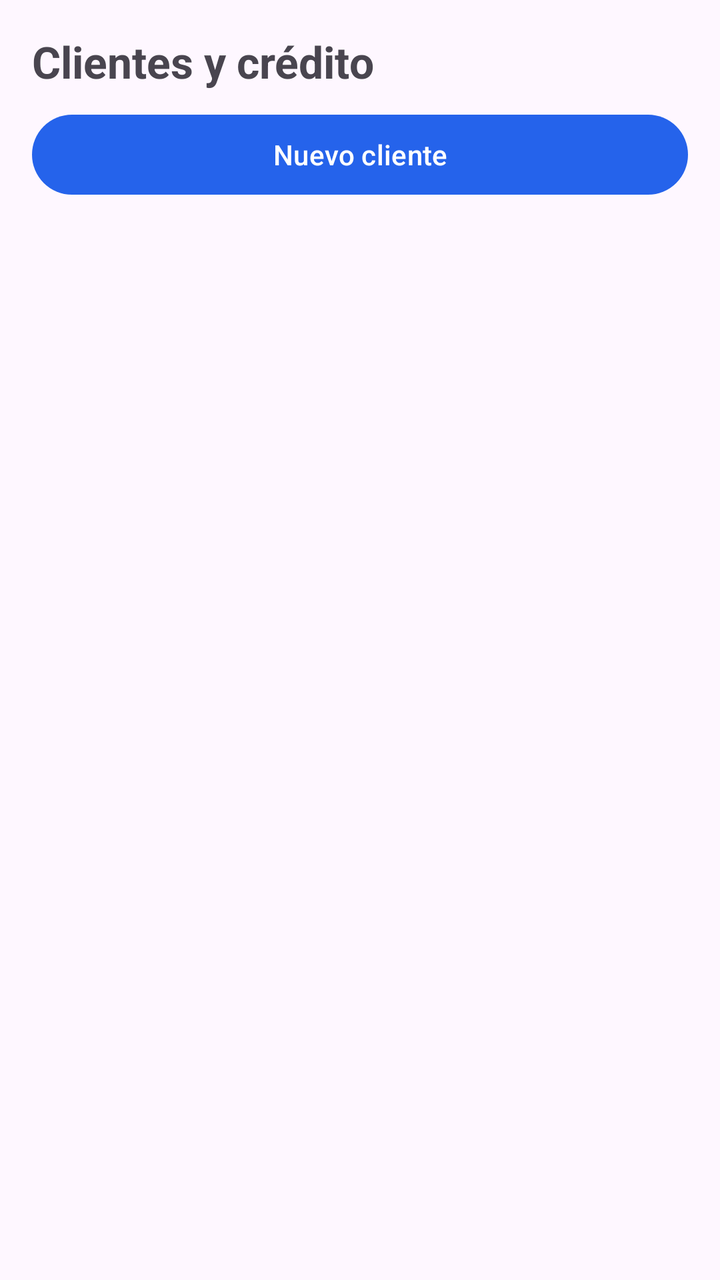
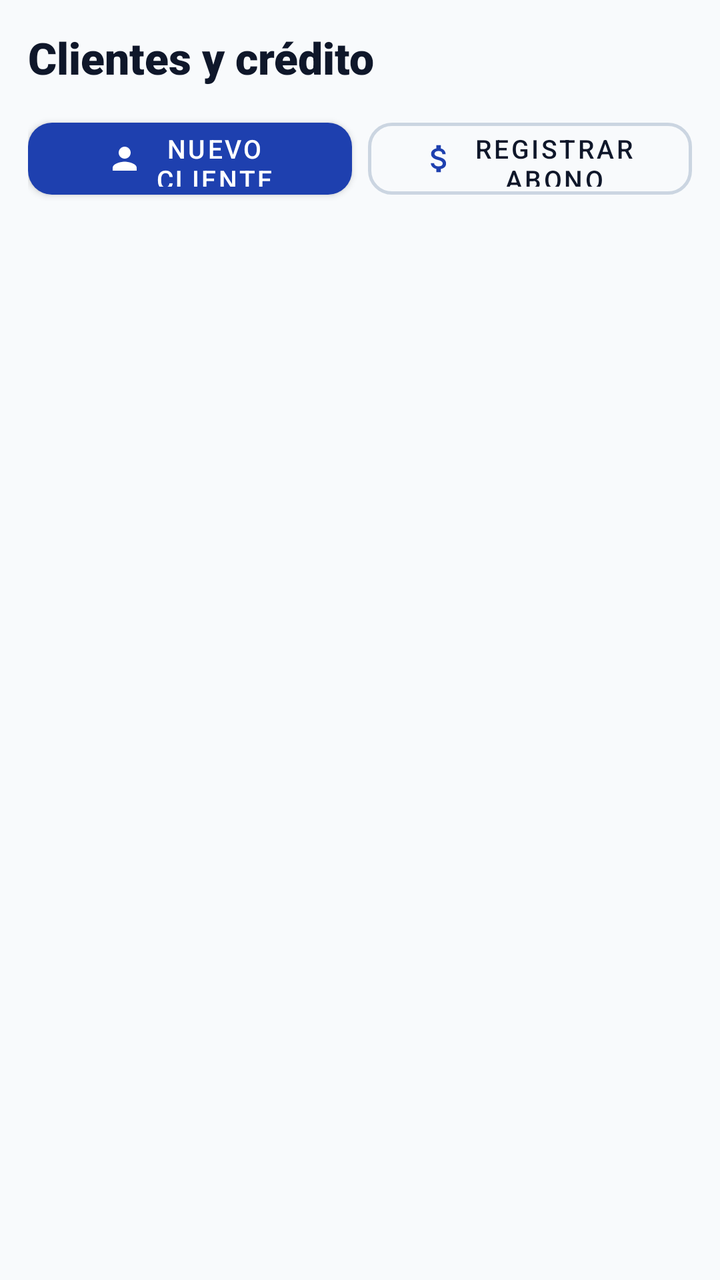

Two renders of the same Android screen: before a commit and after it. Below are the layout's source before the change and the commit's diff.
<!-- AndroidManifest.xml: application theme Theme.MultiPOS -->
<!-- res/layout/fragment_clients.xml -->
<?xml version="1.0" encoding="utf-8"?>
<LinearLayout xmlns:android="http://schemas.android.com/apk/res/android" android:orientation="vertical" android:padding="16dp" android:layout_width="match_parent" android:layout_height="match_parent"><TextView android:text="Clientes y crédito" android:textSize="22sp" android:textStyle="bold" android:layout_width="match_parent" android:layout_height="wrap_content"/><Button android:id="@+id/btnAddClient" android:text="Nuevo cliente" android:layout_marginTop="8dp" android:layout_width="match_parent" android:layout_height="wrap_content"/><androidx.recyclerview.widget.RecyclerView android:id="@+id/recyclerClients" android:layout_marginTop="8dp" android:layout_width="match_parent" android:layout_height="0dp" android:layout_weight="1"/></LinearLayout>
<!-- resources referenced by this layout -->
<resources>
  <style name="Theme.MultiPOS" parent="Theme.Material3.DayNight.NoActionBar">
          <item name="colorPrimary">@color/primary</item>
          <item name="colorPrimaryDark">@color/primary_dark</item>
          <item name="colorAccent">@color/secondary</item>
          <item name="android:statusBarColor">@color/primary</item>
      </style>
  <color name="primary">#2563EB</color>
  <color name="primary_dark">#1D4ED8</color>
  <color name="secondary">#7C3AED</color>
</resources>

<!-- the commit's change to res/layout/fragment_clients.xml (unified diff, before → after) -->
@@ -1,2 +1,63 @@
 <?xml version="1.0" encoding="utf-8"?>
-<LinearLayout xmlns:android="http://schemas.android.com/apk/res/android" android:orientation="vertical" android:padding="16dp" android:layout_width="match_parent" android:layout_height="match_parent"><TextView android:text="Clientes y crédito" android:textSize="22sp" android:textStyle="bold" android:layout_width="match_parent" android:layout_height="wrap_content"/><Button android:id="@+id/btnAddClient" android:text="Nuevo cliente" android:layout_marginTop="8dp" android:layout_width="match_parent" android:layout_height="wrap_content"/><androidx.recyclerview.widget.RecyclerView android:id="@+id/recyclerClients" android:layout_marginTop="8dp" android:layout_width="match_parent" android:layout_height="0dp" android:layout_weight="1"/></LinearLayout>
+<LinearLayout xmlns:android="http://schemas.android.com/apk/res/android"
+    xmlns:app="http://schemas.android.com/apk/res-auto"
+    android:layout_width="match_parent"
+    android:layout_height="match_parent"
+    android:background="@color/background"
+    android:orientation="vertical"
+    android:padding="14dp">
+
+    <TextView
+        android:layout_width="match_parent"
+        android:layout_height="wrap_content"
+        android:fontFamily="sans-serif-black"
+        android:text="@string/clients_title"
+        android:textColor="@color/text_primary"
+        android:textSize="22sp"
+        android:textStyle="bold" />
+
+    <LinearLayout
+        android:layout_width="match_parent"
+        android:layout_height="wrap_content"
+        android:layout_marginTop="12dp"
+        android:orientation="horizontal">
+
+        <com.google.android.material.button.MaterialButton
+            android:id="@+id/btnAddClient"
+            style="@style/Widget.MultiPOS.Button"
+            android:layout_width="0dp"
+            android:layout_height="48dp"
+            android:layout_weight="1"
+            android:minHeight="0dp"
+            android:text="@string/new_client"
+            android:textSize="13sp"
+            app:cornerRadius="12dp"
+            app:icon="@drawable/ic_person"
+            app:iconGravity="textStart"
+            app:iconPadding="6dp" />
+
+        <com.google.android.material.button.MaterialButton
+            android:id="@+id/btnAddPayment"
+            style="@style/Widget.MultiPOS.Button.Outlined"
+            android:layout_width="0dp"
+            android:layout_height="48dp"
+            android:layout_marginStart="8dp"
+            android:layout_weight="1"
+            android:minHeight="0dp"
+            android:text="@string/register_payment"
+            android:textSize="13sp"
+            app:cornerRadius="12dp"
+            app:icon="@drawable/ic_cash"
+            app:iconGravity="textStart"
+            app:iconPadding="6dp" />
+    </LinearLayout>
+
+    <androidx.recyclerview.widget.RecyclerView
+        android:id="@+id/recyclerClients"
+        android:layout_width="match_parent"
+        android:layout_height="0dp"
+        android:layout_marginTop="12dp"
+        android:layout_weight="1"
+        android:clipToPadding="false"
+        android:scrollbars="vertical" />
+</LinearLayout>
<!-- resource entries referenced after the edit -->
@@ -1,13 +1,95 @@
 <!-- resources referenced by this layout -->
 <resources>
+  <color name="background">#F8FAFC</color>
+  <color name="text_primary">#0F172A</color>
+  <!-- drawable ic_cash (drawable) -->
+  <vector xmlns:android="http://schemas.android.com/apk/res/android"
+      android:width="24dp"
+      android:height="24dp"
+      android:viewportWidth="24"
+      android:viewportHeight="24">
+      <path
+          android:fillColor="#FF000000"
+          android:pathData="M11.8,10.9c-2.27,-0.59 -3,-1.2 -3,-2.15 0,-1.09 1.01,-1.85 2.7,-1.85 1.78,0 2.44,0.85 2.5,2.1h2.21c-0.07,-1.72 -1.12,-3.3 -3.21,-3.81V3h-3v2.16c-1.94,0.42 -3.5,1.68 -3.5,3.61 0,2.31 1.91,3.46 4.7,4.13 2.5,0.6 3,1.48 3,2.41 0,0.69 -0.49,1.79 -2.7,1.79 -2.06,0 -2.87,-0.92 -2.98,-2.1h-2.2c0.12,2.19 1.76,3.42 3.68,3.83V21h3v-2.15c1.95,-0.37 3.5,-1.5 3.5,-3.55 0,-2.84 -2.43,-3.81 -4.7,-4.4z"/>
+  </vector>
+  <!-- drawable ic_person (drawable) -->
+  <vector xmlns:android="http://schemas.android.com/apk/res/android"
+      android:width="24dp"
+      android:height="24dp"
+      android:viewportWidth="24"
+      android:viewportHeight="24">
+      <path
+          android:fillColor="#FF000000"
+          android:pathData="M12,12c2.21,0 4,-1.79 4,-4s-1.79,-4 -4,-4 -4,1.79 -4,4 1.79,4 4,4zm0,2c-2.67,0 -8,1.34 -8,4v2h16v-2c0,-2.66 -5.33,-4 -8,-4z"/>
+  </vector>
+  <string name="clients_title">Clientes y crédito</string>
+  <string name="new_client">Nuevo cliente</string>
+  <string name="register_payment">Registrar abono</string>
+  <style name="Widget.MultiPOS.Button" parent="Widget.MaterialComponents.Button">
+          <item name="cornerRadius">12dp</item>
+          <item name="android:fontFamily">sans-serif-medium</item>
+          <item name="android:textSize">15sp</item>
+          <item name="android:minHeight">52dp</item>
+          <item name="elevation">2dp</item>
+          <item name="backgroundTint">@color/primary</item>
+          <item name="android:textColor">@color/white</item>
+      </style>
+  <style name="Widget.MultiPOS.Button.Outlined" parent="Widget.MaterialComponents.Button.OutlinedButton">
+          <item name="cornerRadius">12dp</item>
+          <item name="android:fontFamily">sans-serif-medium</item>
+          <item name="android:textSize">14sp</item>
+          <item name="android:minHeight">48dp</item>
+          <item name="strokeColor">@color/border</item>
+          <item name="strokeWidth">1.5dp</item>
+          <item name="android:textColor">@color/text_primary</item>
+      </style>
   <style name="Theme.MultiPOS" parent="Theme.Material3.DayNight.NoActionBar">
+          
           <item name="colorPrimary">@color/primary</item>
           <item name="colorPrimaryDark">@color/primary_dark</item>
-          <item name="colorAccent">@color/secondary</item>
-          <item name="android:statusBarColor">@color/primary</item>
+          <item name="colorSecondary">@color/secondary</item>
+          <item name="colorSurface">@color/surface</item>
+          <item name="colorOnSurface">@color/text_primary</item>
+          <item name="colorError">@color/error</item>
+  
+          
+          <item name="android:statusBarColor">@color/background</item>
+          <item name="android:windowLightStatusBar" tools:targetApi="m">true</item>
+          <item name="android:navigationBarColor">@color/surface</item>
+          <item name="android:windowLightNavigationBar" tools:targetApi="o_mr1">true</item>
+          <item name="android:windowBackground">@color/background</item>
+  
+          
+          <item name="android:fontFamily">sans-serif</item>
+          <item name="android:windowActionModeOverlay">true</item>
+  
+          
+          <item name="textInputStyle">@style/Widget.MultiPOS.TextInputLayout</item>
+          <item name="materialButtonStyle">@style/Widget.MultiPOS.Button</item>
       </style>
-  <color name="primary">#2563EB</color>
-  <color name="primary_dark">#1D4ED8</color>
-  <color name="secondary">#7C3AED</color>
+  <color name="primary">#1E40AF</color>
+  <color name="white">#FFFFFFFF</color>
+  <color name="border">#CBD5E1</color>
+  <color name="primary_dark">#1E3A8A</color>
+  <color name="secondary">#4F46E5</color>
+  <color name="surface">#FFFFFF</color>
+  <color name="error">#DC2626</color>
+  <style name="Widget.MultiPOS.TextInputLayout" parent="Widget.MaterialComponents.TextInputLayout.OutlinedBox">
+          <item name="boxCornerRadiusTopStart">12dp</item>
+          <item name="boxCornerRadiusTopEnd">12dp</item>
+          <item name="boxCornerRadiusBottomStart">12dp</item>
+          <item name="boxCornerRadiusBottomEnd">12dp</item>
+          <item name="boxStrokeColor">@color/primary</item>
+          <item name="boxStrokeWidth">1.5dp</item>
+          <item name="boxStrokeWidthFocused">2dp</item>
+          <item name="hintTextColor">@color/text_secondary</item>
+          <item name="android:textColorHint">@color/text_muted</item>
+          <item name="startIconTint">@color/text_secondary</item>
+          <item name="endIconTint">@color/text_secondary</item>
+          <item name="errorIconTint">@color/error</item>
+          <item name="errorTextColor">@color/error</item>
+      </style>
+  <color name="text_secondary">#334155</color>
+  <color name="text_muted">#64748B</color>
 </resources>
 
